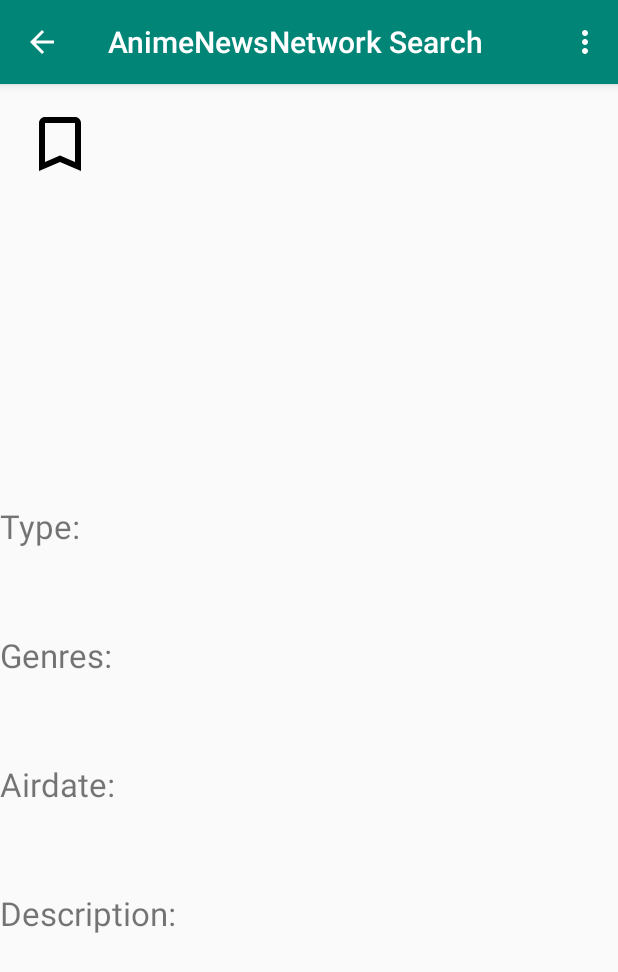
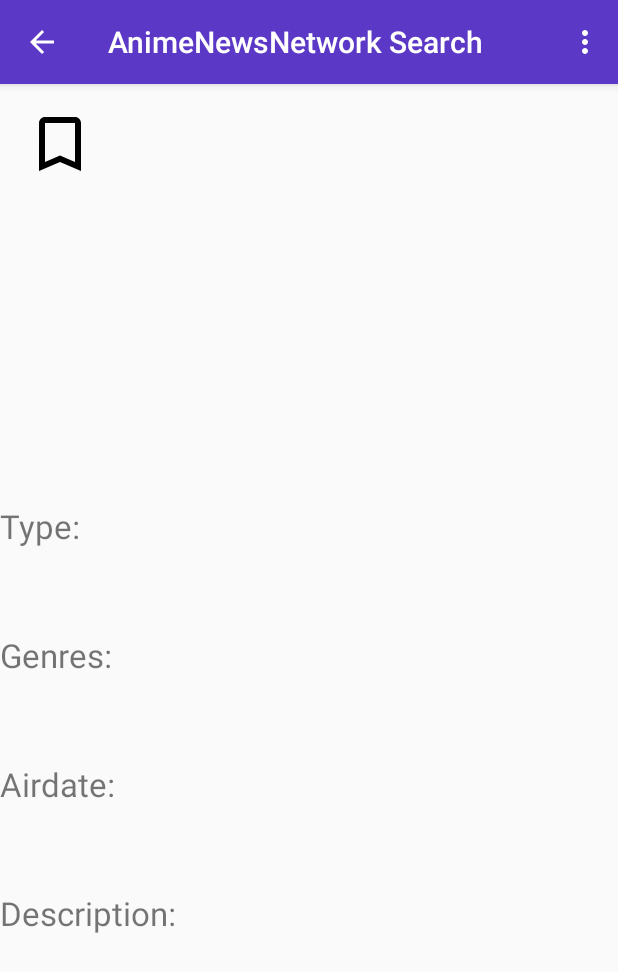
Before and after one commit to OSU-CS492-W19/final-project-final-project-team-23, an Android app: the AnimeDetailActivity screen opened directly, with no data from a screen before it, on a phone screen of 412 x 824 dp. Shown: the top 972 px of the screen. Run offline under Robolectric (Android 15) with nearby library versions, the phone set to English and light mode, and no system bars; our stand-ins replace Room's generated code; network calls fail; pictures from the network do not load.

Commit message:
Changed header color

```diff
--- a/app/src/main/res/values/colors.xml
+++ b/app/src/main/res/values/colors.xml
@@ -1,6 +1,6 @@
 <?xml version="1.0" encoding="utf-8"?>
 <resources>
-    <color name="colorPrimary">#008577</color>
+    <color name="colorPrimary">#5b39c6</color>
     <color name="colorPrimaryDark">#00574B</color>
     <color name="colorAccent">#D81B60</color>
 </resources>
```
